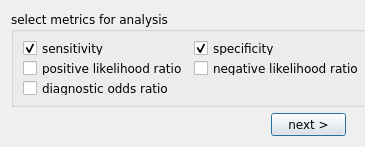
First picture: the form in diagnostic_metrics.ui, repository bwallace/OpenMeta-analyst-, before the edit.
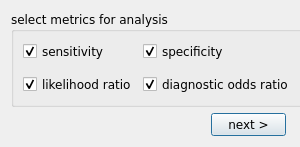
Second picture: the form after the edit. Icons and pictures are not drawn.

Commit message: implementing new GUI for diagnostic data

Diff of the .ui file:
```diff
--- a/diagnostic_metrics.ui
+++ b/diagnostic_metrics.ui
@@ -9,19 +9,19 @@
    <rect>
     <x>0</x>
     <y>0</y>
-    <width>365</width>
+    <width>300</width>
     <height>147</height>
    </rect>
   </property>
   <property name="minimumSize">
    <size>
-    <width>365</width>
+    <width>250</width>
     <height>140</height>
    </size>
   </property>
   <property name="maximumSize">
    <size>
-    <width>367</width>
+    <width>300</width>
     <height>147</height>
    </size>
   </property>
@@ -66,27 +66,39 @@
           </property>
          </widget>
         </item>
-        <item row="1" column="0">
-         <widget class="QCheckBox" name="chk_box_plr">
-          <property name="text">
-           <string>positive likelihood ratio</string>
-          </property>
-         </widget>
-        </item>
-        <item row="1" column="1">
-         <widget class="QCheckBox" name="chk_box_nlr">
-          <property name="text">
-           <string>negative likelihood ratio</string>
-          </property>
-         </widget>
-        </item>
         <item row="2" column="0">
+         <widget class="QCheckBox" name="chk_box_lr">
+          <property name="text">
+           <string>likelihood ratio</string>
+          </property>
+          <property name="checked">
+           <bool>true</bool>
+          </property>
+         </widget>
+        </item>
+        <item row="2" column="1">
          <widget class="QCheckBox" name="chk_box_dor">
           <property name="text">
            <string>diagnostic odds ratio</string>
           </property>
+          <property name="checked">
+           <bool>true</bool>
+          </property>
          </widget>
         </item>
+        <item row="1" column="0">
+         <spacer name="verticalSpacer">
+          <property name="orientation">
+           <enum>Qt::Vertical</enum>
+          </property>
+          <property name="sizeHint" stdset="0">
+           <size>
+            <width>20</width>
+            <height>40</height>
+           </size>
+          </property>
+         </spacer>
+        </item>
        </layout>
       </item>
      </layout>
@@ -101,7 +113,7 @@
        </property>
        <property name="sizeHint" stdset="0">
         <size>
-         <width>260</width>
+         <width>200</width>
          <height>20</height>
         </size>
        </property>
```
The commit also changes 6 other files.
